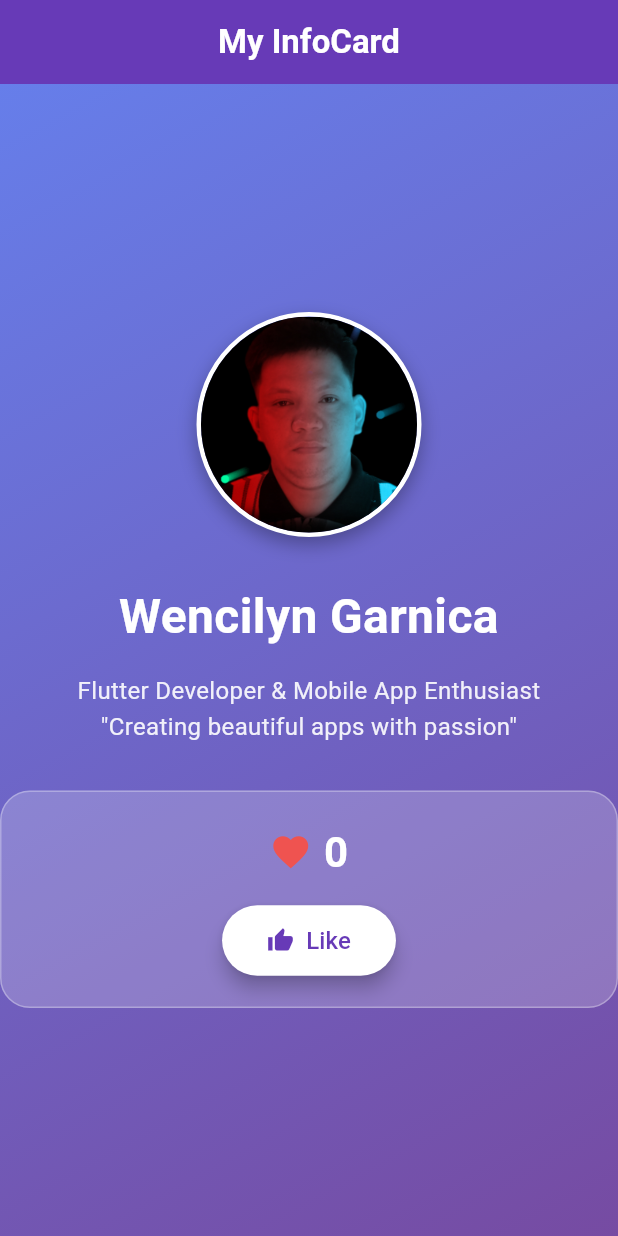
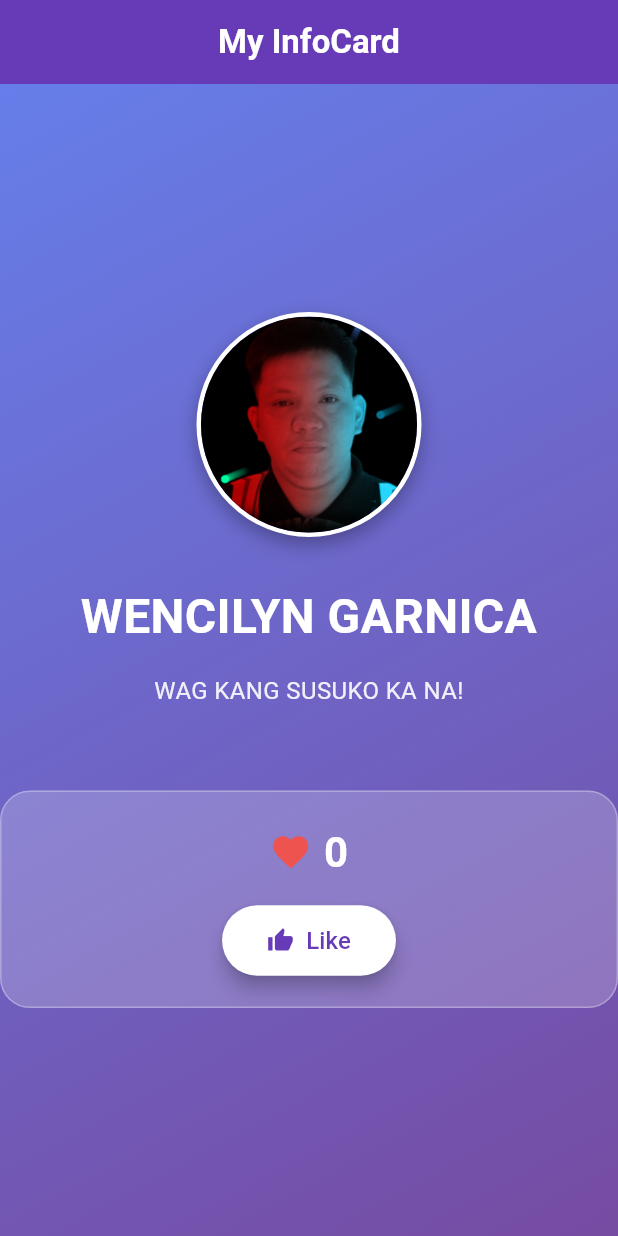
Before and after one commit to wencilyngarnica/flutter_info_card, a Flutter app: the screen it shows after launch, on a phone screen of 412 x 824 dp. Run offline on Flutter 3.47's test engine with Material 3 defaults, Android fonts, the phone set to English and light mode, and no system bars.

Commit message:
Initial Flutter project

```diff
--- a/lib/main.dart
+++ b/lib/main.dart
@@ -97,7 +97,7 @@ class _InfoCardScreenState extends State<InfoCardScreen> {
               const Padding(
                 padding: EdgeInsets.symmetric(horizontal: 20),
                 child: Text(
-                  'Wencilyn Garnica',
+                  'WENCILYN GARNICA',
                   style: TextStyle(
                     fontSize: 32,
                     fontWeight: FontWeight.bold,
@@ -113,7 +113,7 @@ class _InfoCardScreenState extends State<InfoCardScreen> {
               Padding(
                 padding: const EdgeInsets.symmetric(horizontal: 25),
                 child: Text(
-                  'Flutter Developer & Mobile App Enthusiast\n"Creating beautiful apps with passion"',
+                  'WAG KANG SUSUKO KA NA!\n',
                   style: TextStyle(
                     fontSize: 16,
                     color: Colors.white.withOpacity(0.9),
```
